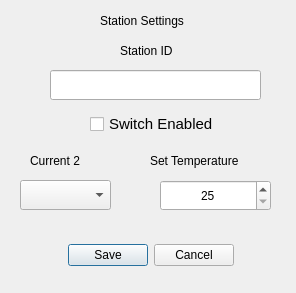
Before: the Qt Designer form BurnIn Interface/configsettingdialog.ui in Sensor-Electronic-Technology/BurnIn-UI-Software, drawn with Qt 5.
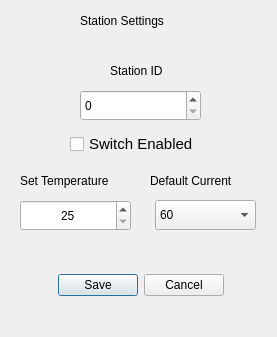
After: the same form once the commit is applied.

Commit message: fixed current display location

What changed in the file:
```diff
--- a/BurnIn Interface/configsettingdialog.ui
+++ b/BurnIn Interface/configsettingdialog.ui
@@ -6,8 +6,8 @@
    <rect>
     <x>0</x>
     <y>0</y>
-    <width>296</width>
-    <height>293</height>
+    <width>277</width>
+    <height>337</height>
    </rect>
   </property>
   <property name="windowTitle">
@@ -16,8 +16,8 @@
   <widget class="QDialogButtonBox" name="settingsButtons">
    <property name="geometry">
     <rect>
-     <x>30</x>
-     <y>220</y>
+     <x>20</x>
+     <y>250</y>
      <width>241</width>
      <height>71</height>
     </rect>
@@ -47,8 +47,8 @@
   <widget class="QCheckBox" name="switchEnabledInput">
    <property name="geometry">
     <rect>
-     <x>90</x>
-     <y>110</y>
+     <x>70</x>
+     <y>130</y>
      <width>131</width>
      <height>28</height>
     </rect>
@@ -62,33 +62,10 @@
     <string>Switch Enabled</string>
    </property>
   </widget>
-  <widget class="QComboBox" name="currentSelect2">
-   <property name="geometry">
-    <rect>
-     <x>20</x>
-     <y>180</y>
-     <width>91</width>
-     <height>30</height>
-    </rect>
-   </property>
-  </widget>
-  <widget class="QLabel" name="label_2">
-   <property name="geometry">
-    <rect>
-     <x>30</x>
-     <y>150</y>
-     <width>68</width>
-     <height>22</height>
-    </rect>
-   </property>
-   <property name="text">
-    <string>Current 2</string>
-   </property>
-  </widget>
   <widget class="QLabel" name="label_3">
    <property name="geometry">
     <rect>
-     <x>100</x>
+     <x>80</x>
      <y>10</y>
      <width>121</width>
      <height>22</height>
@@ -98,21 +75,11 @@
     <string>Station Settings</string>
    </property>
   </widget>
-  <widget class="QLineEdit" name="stationIdInput">
-   <property name="geometry">
-    <rect>
-     <x>50</x>
-     <y>70</y>
-     <width>211</width>
-     <height>30</height>
-    </rect>
-   </property>
-  </widget>
   <widget class="QLabel" name="label_4">
    <property name="geometry">
     <rect>
-     <x>120</x>
-     <y>40</y>
+     <x>110</x>
+     <y>60</y>
      <width>68</width>
      <height>22</height>
     </rect>
@@ -124,8 +91,8 @@
   <widget class="QSpinBox" name="setTemperatureInput">
    <property name="geometry">
     <rect>
-     <x>160</x>
-     <y>180</y>
+     <x>20</x>
+     <y>200</y>
      <width>111</width>
      <height>31</height>
     </rect>
@@ -143,8 +110,8 @@
   <widget class="QLabel" name="label_7">
    <property name="geometry">
     <rect>
-     <x>150</x>
-     <y>150</y>
+     <x>20</x>
+     <y>170</y>
      <width>121</width>
      <height>22</height>
     </rect>
@@ -153,6 +120,54 @@
     <string>Set Temperature</string>
    </property>
   </widget>
+  <widget class="QComboBox" name="defaultCurrentSelect">
+   <property name="geometry">
+    <rect>
+     <x>155</x>
+     <y>200</y>
+     <width>101</width>
+     <height>30</height>
+    </rect>
+   </property>
+   <item>
+    <property name="text">
+     <string>60</string>
+    </property>
+   </item>
+   <item>
+    <property name="text">
+     <string>120</string>
+    </property>
+   </item>
+   <item>
+    <property name="text">
+     <string>150</string>
+    </property>
+   </item>
+  </widget>
+  <widget class="QLabel" name="label_8">
+   <property name="geometry">
+    <rect>
+     <x>150</x>
+     <y>170</y>
+     <width>121</width>
+     <height>22</height>
+    </rect>
+   </property>
+   <property name="text">
+    <string>Default Current</string>
+   </property>
+  </widget>
+  <widget class="QSpinBox" name="stationIdInput">
+   <property name="geometry">
+    <rect>
+     <x>80</x>
+     <y>90</y>
+     <width>121</width>
+     <height>31</height>
+    </rect>
+   </property>
+  </widget>
  </widget>
  <resources/>
  <connections>
```
The commit also changes 13 other files.
